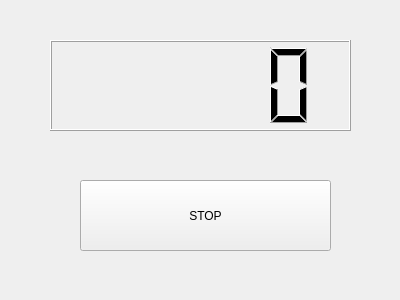
Qt form ejemplo1/counterDlg.ui (XemnasDestroyer/robotica) before a commit.
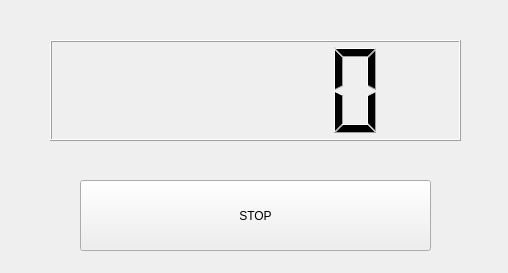
The same form after that commit.

Commit message: ejemplo1 cambiado

Patch:
```diff
--- a/ejemplo1/counterDlg.ui
+++ b/ejemplo1/counterDlg.ui
@@ -6,8 +6,8 @@
    <rect>
     <x>0</x>
     <y>0</y>
-    <width>400</width>
-    <height>300</height>
+    <width>508</width>
+    <height>273</height>
    </rect>
   </property>
   <property name="windowTitle">
@@ -18,7 +18,7 @@
     <rect>
      <x>80</x>
      <y>180</y>
-     <width>251</width>
+     <width>351</width>
      <height>71</height>
     </rect>
    </property>
@@ -31,8 +31,8 @@
     <rect>
      <x>50</x>
      <y>40</y>
-     <width>301</width>
-     <height>91</height>
+     <width>411</width>
+     <height>101</height>
     </rect>
    </property>
   </widget>
```
The commit also changes 1 other file.
